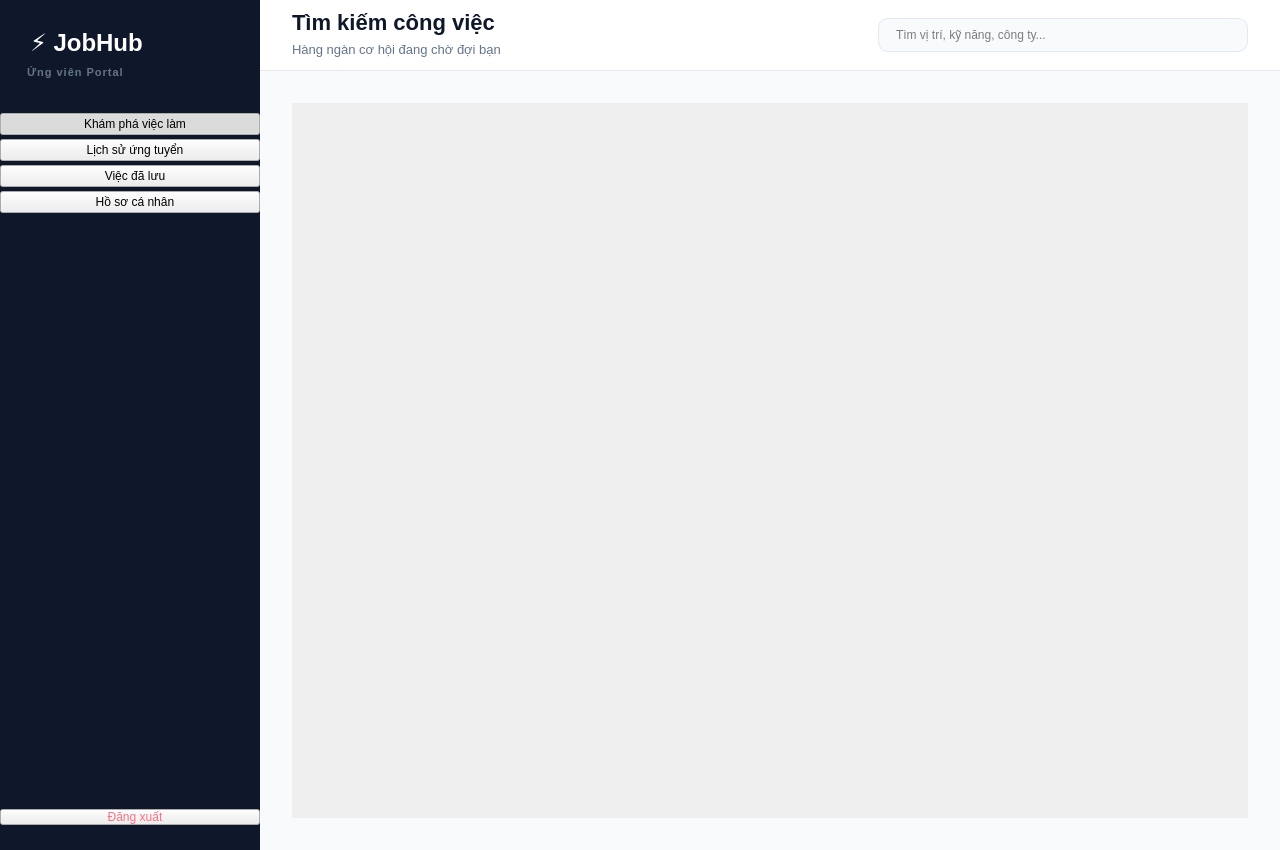
First picture: the form in client/resources/ui/user_dashboard.ui, repository imaira203/BTLPY_N21_D31, before the edit.
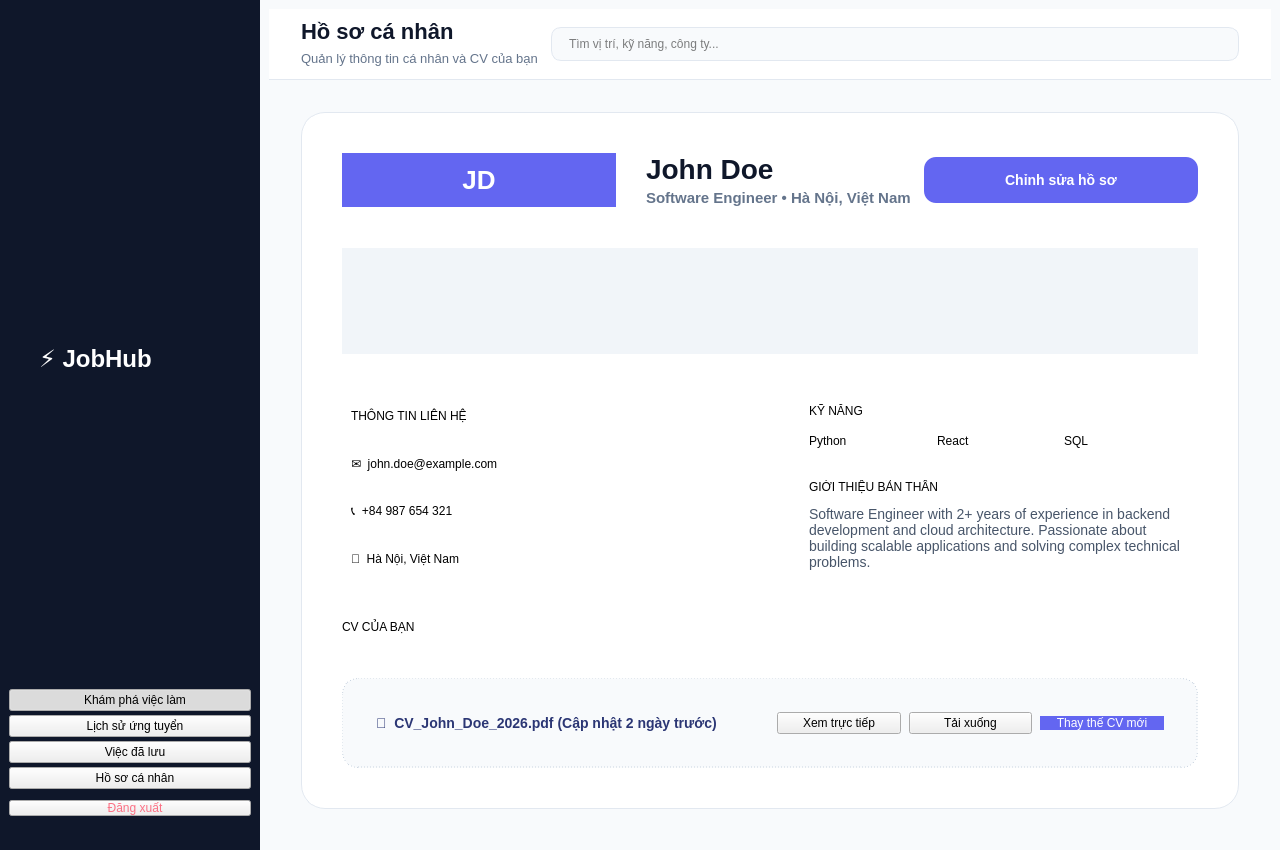
Second picture: the form after the edit. The open tabs and pages were chosen to show the change.

Commit message: fix ui cac tab user

```diff
--- a/client/resources/ui/user_dashboard.ui
+++ b/client/resources/ui/user_dashboard.ui
@@ -3,38 +3,16 @@
  <class>UserDashboard</class>
  <widget class="QMainWindow" name="UserDashboard">
   <property name="geometry">
-   <rect>
-    <x>0</x>
-    <y>0</y>
-    <width>1280</width>
-    <height>850</height>
-   </rect>
+   <rect><x>0</x><y>0</y><width>1280</width><height>850</height></rect>
   </property>
-  <property name="windowTitle">
-   <string>JobHub - Người tìm việc</string>
-  </property>
+  <property name="windowTitle"><string>JobHub - Người tìm việc</string></property>
   <property name="styleSheet">
    <string notr="true">
-/* EXACT SYNC WITH ADMIN DASHBOARD STYLE */
-QMainWindow { background-color: #F8FAFC; font-family: 'Segoe UI'; }
-
+/* MODERN PREMIUM STYLE */
+QMainWindow { background-color: #F8FAFC; font-family: 'Inter', 'Segoe UI', sans-serif; }
 #sidebar { background-color: #0F172A; border: none; }
-
-#brandLabel { 
-    color: #FFFFFF; 
-    font-size: 24px; 
-    font-weight: 800; 
-    padding: 28px 24px 5px 24px; 
-}
-
-#adminPanelLabel { 
-    color: #64748B; 
-    font-size: 11px; 
-    font-weight: 700; 
-    text-transform: uppercase; 
-    letter-spacing: 1px; 
-    padding: 0px 24px 30px 24px; 
-}
+#brandLabel { color: #FFFFFF; font-size: 24px; font-weight: 800; padding: 28px 24px 5px 24px; }
+#adminPanelLabel { color: #64748B; font-size: 11px; font-weight: 700; text-transform: uppercase; letter-spacing: 1px; padding: 0px 24px 30px 24px; }
 
 QPushButton.navBtn {
     background-color: transparent;
@@ -51,306 +29,241 @@
 QPushButton.navBtn:checked { background-color: #6366F1; color: #FFFFFF; font-weight: 700; }
 
 #btnLogout { color: #FB7185; margin-bottom: 25px; }
-#btnLogout:hover { background-color: #451a1a; }
 
 #topBar { background-color: #FFFFFF; border-bottom: 1px solid #E2E8F0; min-height: 70px; max-height: 70px; }
 #pageTitle { font-size: 22px; font-weight: 700; color: #0F172A; }
 #pageSubTitle { font-size: 13px; color: #64748B; }
 
+/* Profile Page Specific Styles */
+#profileCard { background-color: white; border-radius: 24px; border: 1px solid #E2E8F0; }
+
+#avatarCircle { 
+    background-color: #6366F1; 
+    color: white; 
+    font-size: 26px; 
+    font-weight: 800; 
+    border-radius: 40px; 
+}
+
+.sectionHeader { 
+    color: #0F172A; 
+    font-size: 12px; 
+    font-weight: 800; 
+    text-transform: uppercase; 
+    letter-spacing: 1.2px; 
+    margin-bottom: 15px; 
+}
+
+.infoItem { color: #1E293B; font-size: 14px; font-weight: 500; padding: 5px 0; }
+
+.skillPill { 
+    background-color: #EEF2FF; 
+    color: #6366F1; 
+    border-radius: 12px; 
+    padding: 8px 16px; 
+    font-weight: 700; 
+    font-size: 12px; 
+}
+
+#aboutMeText { color: #475569; font-size: 14px; line-height: 1.6; }
+
+/* CV Management Zone */
+#cvZone { 
+    background-color: #F8FAFC; 
+    border: 1px dashed #CBD5E1; 
+    border-radius: 16px; 
+    padding: 24px; 
+}
+
+QPushButton.cvActionBtn {
+    background-color: white;
+    border: 1px solid #E2E8F0;
+    border-radius: 10px;
+    color: #475569;
+    font-size: 13px;
+    font-weight: 600;
+    padding: 8px 16px;
+}
+QPushButton.cvActionBtn:hover { background-color: #F1F5F9; border-color: #CBD5E1; }
+
+QPushButton#btnReplaceCV {
+    background-color: #6366F1;
+    color: white;
+    border: none;
+}
+QPushButton#btnReplaceCV:hover { background-color: #4F46E5; }
+
+/* Shared Utilities */
 QLineEdit#searchBar {
     background-color: #F8FAFC;
     border: 1px solid #E2E8F0;
     border-radius: 10px;
     padding: 8px 15px;
 }
-QLineEdit#searchBar:focus { border: 1px solid #6366F1; background-color: #FFFFFF; }
-
-QFrame.cardFrame { background-color: #FFFFFF; border: 1px solid #E2E8F0; border-radius: 20px; }
-QTableWidget { border: none; background-color: transparent; gridline-color: #F1F5F9; }
-QHeaderView::section { background-color: transparent; border: none; color: #64748B; font-weight: 700; padding: 12px; }
    </string>
   </property>
   <widget class="QWidget" name="centralwidget">
    <layout class="QHBoxLayout" name="mainLayout">
-    <property name="spacing">
-     <number>0</number>
-    </property>
-    <property name="leftMargin">
-     <number>0</number>
-    </property>
-    <property name="topMargin">
-     <number>0</number>
-    </property>
-    <property name="rightMargin">
-     <number>0</number>
-    </property>
-    <property name="bottomMargin">
-     <number>0</number>
-    </property>
+    <property name="spacing"><number>0</number></property>
+    <property name="leftMargin"><number>0</number></property>
+    <property name="topMargin"><number>0</number></property>
+    <property name="rightMargin"><number>0</number></property>
+    <property name="bottomMargin"><number>0</number></property>
     <item>
      <widget class="QFrame" name="sidebar">
-      <property name="minimumSize">
-       <size>
-        <width>260</width>
-        <height>0</height>
-       </size>
-      </property>
-      <property name="maximumSize">
-       <size>
-        <width>260</width>
-        <height>16777215</height>
-       </size>
-      </property>
+      <property name="minimumSize"><size><width>260</width><height>0</height></size></property>
       <layout class="QVBoxLayout" name="sidebarLayout">
-       <property name="spacing">
-        <number>4</number>
-       </property>
-       <property name="leftMargin">
-        <number>0</number>
-       </property>
-       <property name="topMargin">
-        <number>0</number>
-       </property>
-       <property name="rightMargin">
-        <number>0</number>
-       </property>
-       <property name="bottomMargin">
-        <number>0</number>
-       </property>
-       <item>
-        <widget class="QLabel" name="brandLabel">
-         <property name="text">
-          <string>⚡ JobHub</string>
-         </property>
-        </widget>
-       </item>
-       <item>
-        <widget class="QLabel" name="adminPanelLabel">
-         <property name="text">
-          <string>Ứng viên Portal</string>
-         </property>
-        </widget>
-       </item>
-       <item>
-        <widget class="QPushButton" name="navHome">
-         <property name="text">
-          <string>   Khám phá việc làm</string>
-         </property>
-         <property name="checkable">
-          <bool>true</bool>
-         </property>
-         <property name="checked">
-          <bool>true</bool>
-         </property>
-         <property name="class" stdset="0">
-          <string>navBtn</string>
-         </property>
-        </widget>
-       </item>
-       <item>
-        <widget class="QPushButton" name="navHistory">
-         <property name="text">
-          <string>   Lịch sử ứng tuyển</string>
-         </property>
-         <property name="checkable">
-          <bool>true</bool>
-         </property>
-         <property name="class" stdset="0">
-          <string>navBtn</string>
-         </property>
-        </widget>
-       </item>
-       <item>
-        <widget class="QPushButton" name="navSaved">
-         <property name="text">
-          <string>   Việc đã lưu</string>
-         </property>
-         <property name="checkable">
-          <bool>true</bool>
-         </property>
-         <property name="class" stdset="0">
-          <string>navBtn</string>
-         </property>
-        </widget>
-       </item>
-       <item>
-        <widget class="QPushButton" name="navProfile">
-         <property name="text">
-          <string>   Hồ sơ cá nhân</string>
-         </property>
-         <property name="checkable">
-          <bool>true</bool>
-         </property>
-         <property name="class" stdset="0">
-          <string>navBtn</string>
-         </property>
-        </widget>
-       </item>
-       <item>
-        <spacer name="sidebarSpacer">
-         <property name="orientation">
-          <enum>Qt::Vertical</enum>
-         </property>
-         <property name="sizeHint" stdset="0">
-          <size>
-           <width>20</width>
-           <height>40</height>
-          </size>
-         </property>
-        </spacer>
-       </item>
-       <item>
-        <widget class="QPushButton" name="btnLogout">
-         <property name="text">
-          <string>   Đăng xuất</string>
-         </property>
-         <property name="class" stdset="0">
-          <string>navBtn</string>
-         </property>
-        </widget>
-       </item>
+       <property name="spacing"><number>4</number></property>
+       <item><widget class="QLabel" name="brandLabel"><property name="text"><string>⚡ JobHub</string></property></widget></item>
+       <item><widget class="QPushButton" name="navHome"><property name="text"><string>   Khám phá việc làm</string></property><property name="checkable"><bool>true</bool></property><property name="checked"><bool>true</bool></property><property name="class" stdset="0"><string>navBtn</string></property></widget></item>
+       <item><widget class="QPushButton" name="navHistory"><property name="text"><string>   Lịch sử ứng tuyển</string></property><property name="checkable"><bool>true</bool></property><property name="class" stdset="0"><string>navBtn</string></property></widget></item>
+       <item><widget class="QPushButton" name="navSaved"><property name="text"><string>   Việc đã lưu</string></property><property name="checkable"><bool>true</bool></property><property name="class" stdset="0"><string>navBtn</string></property></widget></item>
+       <item><widget class="QPushButton" name="navProfile"><property name="text"><string>   Hồ sơ cá nhân</string></property><property name="checkable"><bool>true</bool></property><property name="class" stdset="0"><string>navBtn</string></property></widget></item>
+       <item><spacer><property name="orientation"><enum>Qt::Vertical</enum></property></spacer></item>
+       <item><widget class="QPushButton" name="btnLogout"><property name="text"><string>   Đăng xuất</string></property><property name="class" stdset="0"><string>navBtn</string></property></widget></item>
       </layout>
      </widget>
     </item>
     <item>
      <widget class="QWidget" name="mainContentArea" native="true">
       <layout class="QVBoxLayout" name="verticalLayout">
-       <property name="spacing">
-        <number>0</number>
-       </property>
-       <property name="leftMargin">
-        <number>0</number>
-       </property>
-       <property name="topMargin">
-        <number>0</number>
-       </property>
-       <property name="rightMargin">
-        <number>0</number>
-       </property>
-       <property name="bottomMargin">
-        <number>0</number>
-       </property>
+       <property name="spacing"><number>0</number></property>
        <item>
         <widget class="QFrame" name="topBar">
          <layout class="QHBoxLayout" name="headerLayout">
-          <property name="leftMargin">
-           <number>32</number>
-          </property>
-          <property name="rightMargin">
-           <number>32</number>
-          </property>
+          <property name="leftMargin"><number>32</number></property>
+          <property name="rightMargin"><number>32</number></property>
           <item>
            <layout class="QVBoxLayout" name="titleBlock">
-            <property name="spacing">
-             <number>2</number>
-            </property>
-            <item>
-             <widget class="QLabel" name="pageTitle">
-              <property name="text">
-               <string>Tìm kiếm công việc</string>
-              </property>
-             </widget>
-            </item>
-            <item>
-             <widget class="QLabel" name="pageSubTitle">
-              <property name="text">
-               <string>Hàng ngàn cơ hội đang chờ đợi bạn</string>
-              </property>
-             </widget>
-            </item>
+            <property name="spacing"><number>2</number></property>
+            <item><widget class="QLabel" name="pageTitle"><property name="text"><string>Hồ sơ cá nhân</string></property></widget></item>
+            <item><widget class="QLabel" name="pageSubTitle"><property name="text"><string>Quản lý thông tin cá nhân và CV của bạn</string></property></widget></item>
            </layout>
           </item>
-          <item>
-           <spacer name="headerSpacer">
-            <property name="orientation">
-             <enum>Qt::Horizontal</enum>
-            </property>
-            <property name="sizeHint" stdset="0">
-             <size>
-              <width>40</width>
-              <height>20</height>
-             </size>
-            </property>
-           </spacer>
-          </item>
-          <item>
-           <widget class="QLineEdit" name="searchBar">
-            <property name="minimumSize">
-             <size>
-              <width>350</width>
-              <height>0</height>
-             </size>
-            </property>
-            <property name="placeholderText">
-             <string>Tìm vị trí, kỹ năng, công ty...</string>
-            </property>
-           </widget>
-          </item>
+          <item><spacer><property name="orientation"><enum>Qt::Horizontal</enum></property></spacer></item>
+          <item><widget class="QLineEdit" name="searchBar"><property name="placeholderText"><string>Tìm vị trí, kỹ năng, công ty...</string></property><property name="minimumSize"><size><width>350</width><height>0</height></size></property></widget></item>
          </layout>
         </widget>
        </item>
        <item>
         <widget class="QStackedWidget" name="stackedPages">
          <widget class="QWidget" name="pageHome">
-          <layout class="QVBoxLayout" name="homeLayout">
-           <property name="leftMargin">
-            <number>32</number>
-           </property>
-           <property name="topMargin">
-            <number>32</number>
-           </property>
-           <property name="rightMargin">
-            <number>32</number>
-           </property>
-           <property name="bottomMargin">
-            <number>32</number>
-           </property>
-           <item>
-            <widget class="QScrollArea" name="scrollArea">
-             <property name="widgetResizable">
-              <bool>true</bool>
-             </property>
-             <property name="frameShape">
-              <enum>QFrame::NoFrame</enum>
-             </property>
-             <widget class="QWidget" name="scrollContent">
-              <layout class="QGridLayout" name="jobsGrid">
-               <property name="spacing">
-                <number>24</number>
-               </property>
-              </layout>
-             </widget>
-            </widget>
-           </item>
+          <layout class="QVBoxLayout"><property name="margin"><number>32</number></property>
+           <item><widget class="QScrollArea" name="scrollArea">
+            <property name="widgetResizable"><bool>true</bool></property>
+            <property name="frameShape"><enum>QFrame::NoFrame</enum></property>
+            <widget class="QWidget" name="scrollContent"><layout class="QGridLayout" name="jobsGrid"><property name="spacing"><number>24</number></property></layout></widget>
+           </widget></item>
           </layout>
          </widget>
          <widget class="QWidget" name="pageHistory">
-          <layout class="QVBoxLayout" name="historyLayout">
-           <property name="leftMargin">
-            <number>32</number>
-           </property>
-           <property name="topMargin">
-            <number>32</number>
-           </property>
-           <property name="rightMargin">
-            <number>32</number>
-           </property>
-           <property name="bottomMargin">
-            <number>32</number>
-           </property>
+          <layout class="QVBoxLayout"><property name="margin"><number>32</number></property>
+           <item><widget class="QLabel" name="tableLabel"><property name="styleSheet"><string notr="true">font-size: 18px; font-weight: 700; color: #1E293B; margin-bottom: 20px;</string></property><property name="text"><string>Công việc đã ứng tuyển</string></property></widget></item>
+           <item><widget class="QTableWidget" name="tableApps"/></item>
+          </layout>
+         </widget>
+         <widget class="QWidget" name="pageSaved">
+          <layout class="QVBoxLayout"><property name="margin"><number>32</number></property>
+           <item><widget class="QScrollArea" name="scrollAreaSaved">
+            <property name="widgetResizable"><bool>true</bool></property>
+            <property name="frameShape"><enum>QFrame::NoFrame</enum></property>
+            <widget class="QWidget" name="scrollContentSaved"><layout class="QGridLayout" name="savedJobsGrid"><property name="spacing"><number>24</number></property></layout></widget>
+           </widget></item>
+          </layout>
+         </widget>
+         <!-- UPDATED PROFILE PAGE -->
+         <widget class="QWidget" name="pageProfile">
+          <layout class="QVBoxLayout"><property name="margin"><number>32</number></property>
            <item>
-            <widget class="QLabel" name="tableLabel">
-             <property name="styleSheet">
-              <string notr="true">font-size: 18px; font-weight: 700; color: #1E293B; margin-bottom: 20px;</string>
-             </property>
-             <property name="text">
-              <string>Công việc đã ứng tuyển</string>
-             </property>
+            <widget class="QFrame" name="profileCard">
+             <layout class="QVBoxLayout"><property name="margin"><number>40</number></property>
+              <!-- Profile Header -->
+              <item>
+               <layout class="QHBoxLayout">
+                <item><widget class="QLabel" name="avatarCircle"><property name="text"><string>JD</string></property><property name="fixedSize"><size><width>80</width><height>80</height></size></property><property name="alignment"><set>Qt::AlignCenter</set></property></widget></item>
+                <item>
+                 <layout class="QVBoxLayout"><property name="leftMargin"><number>24</number></property><property name="spacing"><number>4</number></property>
+                  <item><widget class="QLabel" name="userName"><property name="text"><string>John Doe</string></property><property name="styleSheet"><string notr="true">font-size: 28px; font-weight: 800; color: #0F172A;</string></property></widget></item>
+                  <item><widget class="QLabel" name="userTitle"><property name="text"><string>Software Engineer • Hà Nội, Việt Nam</string></property><property name="styleSheet"><string notr="true">color: #64748B; font-size: 15px; font-weight: 500;</string></property></widget></item>
+                 </layout>
+                </item>
+                <item><spacer><property name="orientation"><enum>Qt::Horizontal</enum></property></spacer></item>
+                <item><widget class="QPushButton" name="btnEditProfile"><property name="text"><string>Chỉnh sửa hồ sơ</string></property><property name="minimumSize"><size><width>160</width><height>46</height></size></property><property name="styleSheet"><string notr="true">QPushButton { background-color: #6366F1; color: white; border-radius: 12px; font-weight: 700; font-size: 14px; } QPushButton:hover { background-color: #4F46E5; }</string></property></widget></item>
+               </layout>
+              </item>
+              
+              <item><widget class="QFrame" name="divider"><property name="styleSheet"><string notr="true">background-color: #F1F5F9; min-height: 1px; margin: 35px 0;</string></property></widget></item>
+              
+              <!-- Profile Body: Two Columns -->
+              <item>
+               <layout class="QHBoxLayout"><property name="spacing"><number>60</number></property>
+                <!-- Column 1: Contact Info -->
+                <item>
+                 <widget class="QWidget" name="col1" native="true">
+                  <property name="minimumSize"><size><width>320</width><height>0</height></size></property>
+                  <layout class="QVBoxLayout"><property name="spacing"><number>24</number></property>
+                   <item><widget class="QLabel"><property name="text"><string>THÔNG TIN LIÊN HỆ</string></property><property name="class" stdset="0"><string>sectionHeader</string></property></widget></item>
+                   <item><widget class="QLabel"><property name="text"><string>✉  john.doe@example.com</string></property><property name="class" stdset="0"><string>infoItem</string></property></widget></item>
+                   <item><widget class="QLabel"><property name="text"><string>📞  +84 987 654 321</string></property><property name="class" stdset="0"><string>infoItem</string></property></widget></item>
+                   <item><widget class="QLabel"><property name="text"><string>📍  Hà Nội, Việt Nam</string></property><property name="class" stdset="0"><string>infoItem</string></property></widget></item>
+                  </layout>
+                 </widget>
+                </item>
+                <!-- Column 2: Skills & Bio -->
+                <item>
+                 <widget class="QWidget" name="col2" native="true">
+                  <layout class="QVBoxLayout"><property name="spacing"><number>32</number></property>
+                   <item>
+                    <layout class="QVBoxLayout"><property name="spacing"><number>16</number></property>
+                     <item><widget class="QLabel"><property name="text"><string>KỸ NĂNG</string></property><property name="class" stdset="0"><string>sectionHeader</string></property></widget></item>
+                     <item>
+                      <layout class="QHBoxLayout"><property name="spacing"><number>10</number></property>
+                       <item><widget class="QLabel"><property name="text"><string>Python</string></property><property name="class" stdset="0"><string>skillPill</string></property></widget></item>
+                       <item><widget class="QLabel"><property name="text"><string>React</string></property><property name="class" stdset="0"><string>skillPill</string></property></widget></item>
+                       <item><widget class="QLabel"><property name="text"><string>SQL</string></property><property name="class" stdset="0"><string>skillPill</string></property></widget></item>
+                       <item><spacer><property name="orientation"><enum>Qt::Horizontal</enum></property></spacer></item>
+                      </layout>
+                     </item>
+                    </layout>
+                   </item>
+                   <item>
+                    <layout class="QVBoxLayout"><property name="spacing"><number>12</number></property>
+                     <item><widget class="QLabel"><property name="text"><string>GIỚI THIỆU BẢN THÂN</string></property><property name="class" stdset="0"><string>sectionHeader</string></property></widget></item>
+                     <item><widget class="QLabel" name="aboutMeText"><property name="wordWrap"><bool>true</bool></property><property name="text"><string>Software Engineer with 2+ years of experience in backend development and cloud architecture. Passionate about building scalable applications and solving complex technical problems.</string></property></widget></item>
+                    </layout>
+                   </item>
+                  </layout>
+                 </widget>
+                </item>
+               </layout>
+              </item>
+              
+              <item><spacer><property name="orientation"><enum>Qt::Vertical</enum></property></spacer></item>
+              
+              <!-- Profile Footer: CV Management Zone -->
+              <item>
+               <layout class="QVBoxLayout"><property name="spacing"><number>16</number></property>
+                <item><widget class="QLabel"><property name="text"><string>CV CỦA BẠN</string></property><property name="class" stdset="0"><string>sectionHeader</string></property></widget></item>
+                <item>
+                 <widget class="QFrame" name="cvZone">
+                  <layout class="QHBoxLayout">
+                   <item><widget class="QLabel" name="cvFileLabel"><property name="text"><string>📄  CV_John_Doe_2026.pdf (Cập nhật 2 ngày trước)</string></property><property name="styleSheet"><string notr="true">color: #2B3674; font-weight: 700; font-size: 14px;</string></property></widget></item>
+                   <item><spacer><property name="orientation"><enum>Qt::Horizontal</enum></property></spacer></item>
+                   <item>
+                    <layout class="QHBoxLayout"><property name="spacing"><number>8</number></property>
+                     <item><widget class="QPushButton" name="btnViewCV"><property name="text"><string>Xem trực tiếp</string></property><property name="class" stdset="0"><string>cvActionBtn</string></property></widget></item>
+                     <item><widget class="QPushButton" name="btnDownloadCV"><property name="text"><string>Tải xuống</string></property><property name="class" stdset="0"><string>cvActionBtn</string></property></widget></item>
+                     <item><widget class="QPushButton" name="btnReplaceCV"><property name="text"><string>Thay thế CV mới</string></property><property name="class" stdset="0"><string>cvActionBtn</string></property></widget></item>
+                    </layout>
+                   </item>
+                  </layout>
+                 </widget>
+                </item>
+               </layout>
+              </item>
+             </layout>
             </widget>
            </item>
-           <item>
-            <widget class="QTableWidget" name="tableApps"/>
-           </item>
           </layout>
          </widget>
         </widget>
```
Left out of the diff: 2 changed lines with no effect on the pictures. The commit also changes 5 other files.
